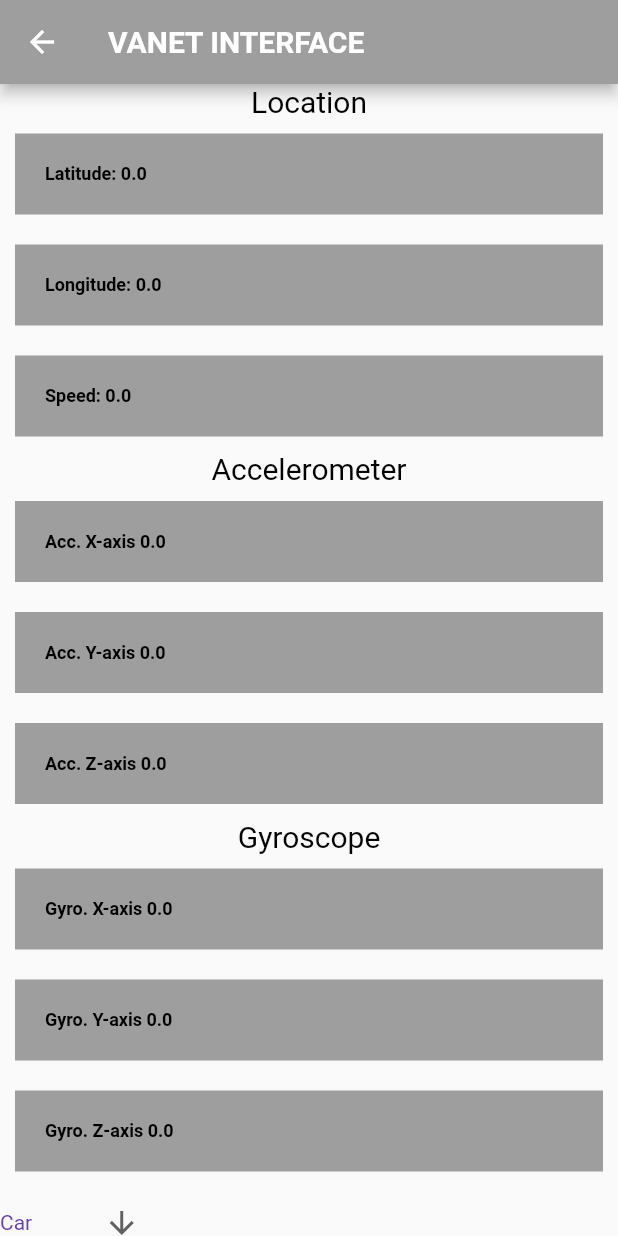
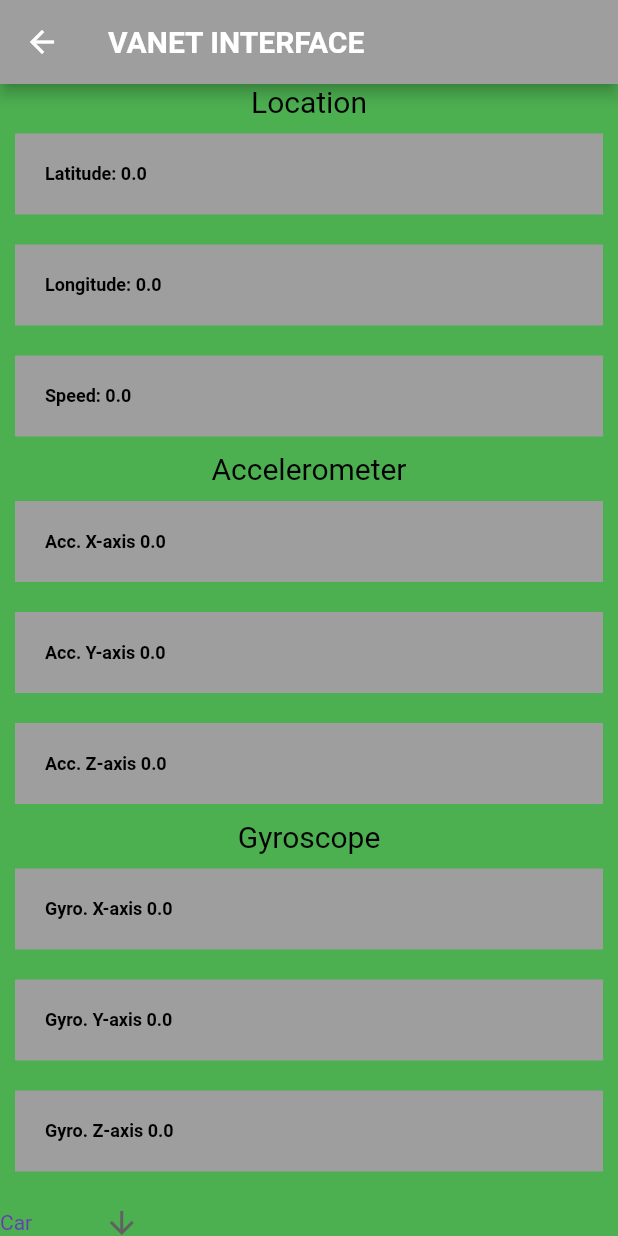
Before and after one commit to AkashParua/flutter_application_1, a Flutter app: the screen it shows after launch, on a phone screen of 412 x 824 dp. Run offline on Flutter 3.47's test engine with Material 2 defaults, Android fonts, the phone set to English and light mode, and no system bars; our stand-ins replace cloud_firestore, device_info, firebase_core, firebase_database, location, sensors_plus; missing offline and left inert: flutter_email_sender, geoflutterfire; accounts and stored records are empty; project files that could hold a hidden picture were left out.

Commit message:
color scheme added

```diff
--- a/lib/main.dart
+++ b/lib/main.dart
@@ -32,30 +32,31 @@ class Position extends StatefulWidget {
 }
 
 class _PositionState extends State<Position> {
-  double _latitude = 0.0;
+  /*Various state value */
+  double _latitude = 0.0;   //langitude and latitude of the device
   double _longitude = 0.0;
-  double _accx = 0.0;
+  double _accx = 0.0;    //acc in x , y and z direction
   double _accy = 0.0;
   double _accz = 0.0;
   double _gyx = 0.0;
   double _gyy = 0.0;
   double _gyz = 0.0;
   double _speed = 0.0;
-  String _deviceId = "";
-  bool _isPanick = false;
-  double radius = 10000; // Radius in meters
+  String _deviceId = "";  //unique device id correspoding to each vehicle
+  bool _isPanick = false;  //state of the device whether in any accident or not
+  double radius = 10000; // Radius in meters within which each hospital will be notified
 
   final Location _location = Location();
   final _geo = Geoflutterfire();
 
   late StreamSubscription<LocationData> _locationSubscription;
-  // final _fstore = FirebaseFirestore.instance.collection('locations');
+  //the realtime databse tracking all vehicles on road
   final _onroad = FirebaseDatabase.instance.ref().child('onroad');
 
+/*Firebase function to send realtime data to the realtime database  */
   void sendLocation(String deviceId, double longitude, double latitude,
       double speed, String type) async {
     final geofirepoint = _geo.point(latitude: latitude, longitude: longitude);
-    // _fstore.add({'deviceid': deviceId, 'position': geofirepoint.data});
     _onroad.child(deviceId).set({
       'latitude': latitude,
       'longitude': longitude,
@@ -89,6 +90,7 @@ class _PositionState extends State<Position> {
   }
 
 */
+//Dropdown menu items
   List<String> list = <String>['Car', 'Truck', 'Medical', 'Motorcycle'];
   String _vehicletype = 'Car';
   void erase(String deviceId) async {
@@ -97,6 +99,7 @@ class _PositionState extends State<Position> {
 
   List<Map<String, dynamic>> onRoadVehicles = [];
 
+//function to get the device id and set it as state
   void getDeviceId() async {
     final DeviceInfoPlugin deviceInfo = DeviceInfoPlugin();
     if (Platform.isAndroid) {
@@ -118,6 +121,7 @@ class _PositionState extends State<Position> {
   void initState() {
     super.initState();
     getDeviceId();
+    //code below was used to add entires to the firestore databse no longer in use
 /*
     final geofirepoint1 =
         _geo.point(latitude: 22.973936212313525, longitude: 88.45203683205422);
@@ -143,6 +147,7 @@ class _PositionState extends State<Position> {
       'name': 'Pasupatinath Hospital'
     });
 */
+//realtime tracking of location
     _locationSubscription =
         _location.onLocationChanged.listen((LocationData currentLocation) {
       setState(() {
@@ -173,12 +178,13 @@ class _PositionState extends State<Position> {
       });
     });
   }
-
+//UI elements
   final style1 = const TextStyle(
       fontWeight: FontWeight.bold, color: Colors.black, fontSize: 12);
   @override
   Widget build(BuildContext context) {
     return Scaffold(
+      backgroundColor: _isPanick? Colors.red : Colors.green,
         appBar: AppBar(
           leading: IconButton(
             icon: const Icon(
@@ -306,7 +312,7 @@ class _PositionState extends State<Position> {
             TextButton(
               style: ButtonStyle(
                 foregroundColor:
-                    MaterialStateProperty.all<Color>(Colors.redAccent),
+                    MaterialStateProperty.all<Color>(Colors.deepPurple),
                    // backgroundColor: _isPanick ? Colors.red : Colors.green
               ),
               onPressed: () {
```
